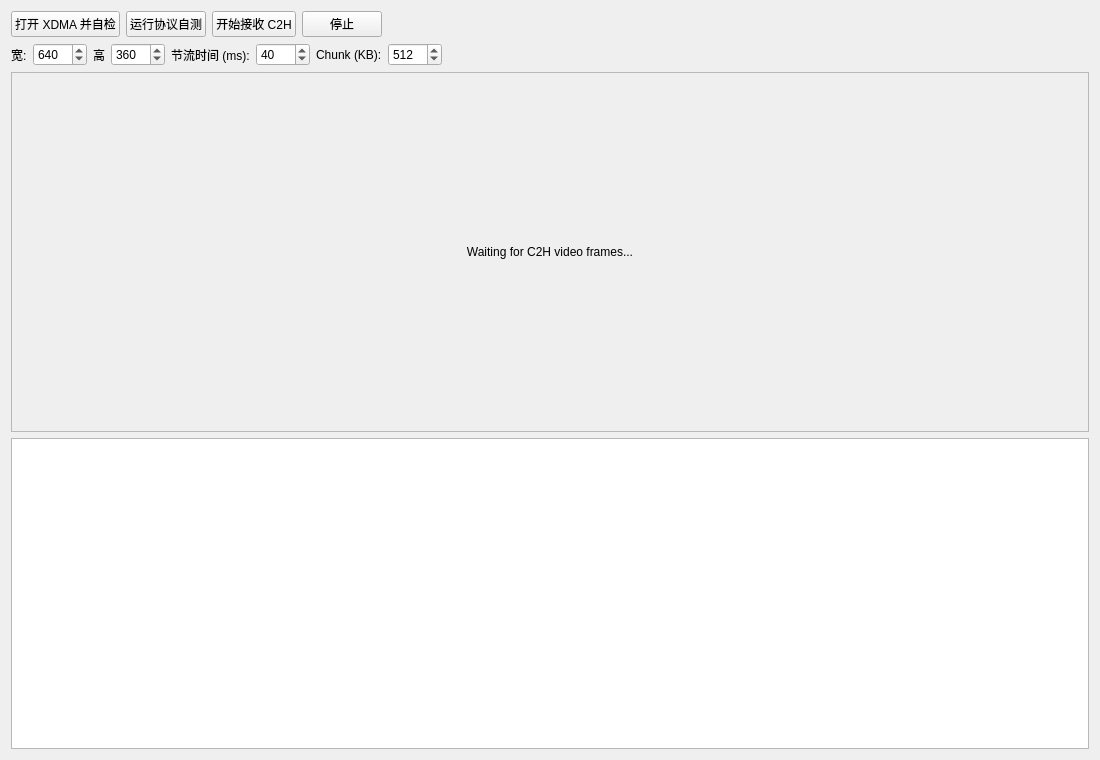
jingzezhang818/camera_viewer, file src/widget.ui: the form before one commit.
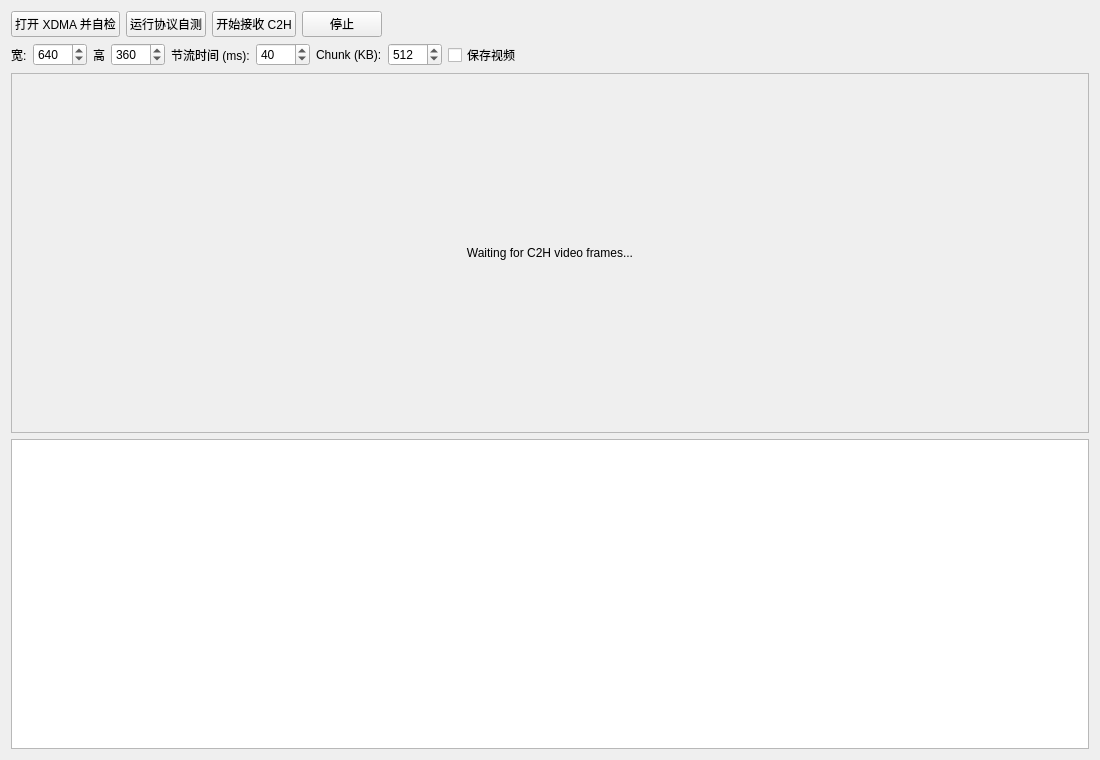
The form after the commit.

Commit message: linux viewer: align receive protocol and video saving

Diff of the .ui file:
```diff
--- a/src/widget.ui
+++ b/src/widget.ui
@@ -153,6 +153,16 @@
        </property>
       </widget>
      </item>
+     <item>
+      <widget class="QCheckBox" name="checkSaveVideo">
+       <property name="text">
+        <string>保存视频</string>
+       </property>
+       <property name="checked">
+        <bool>false</bool>
+       </property>
+      </widget>
+     </item>
      <item>
       <spacer name="paramSpacer">
        <property name="orientation">
```
The commit also changes 3 other files.
